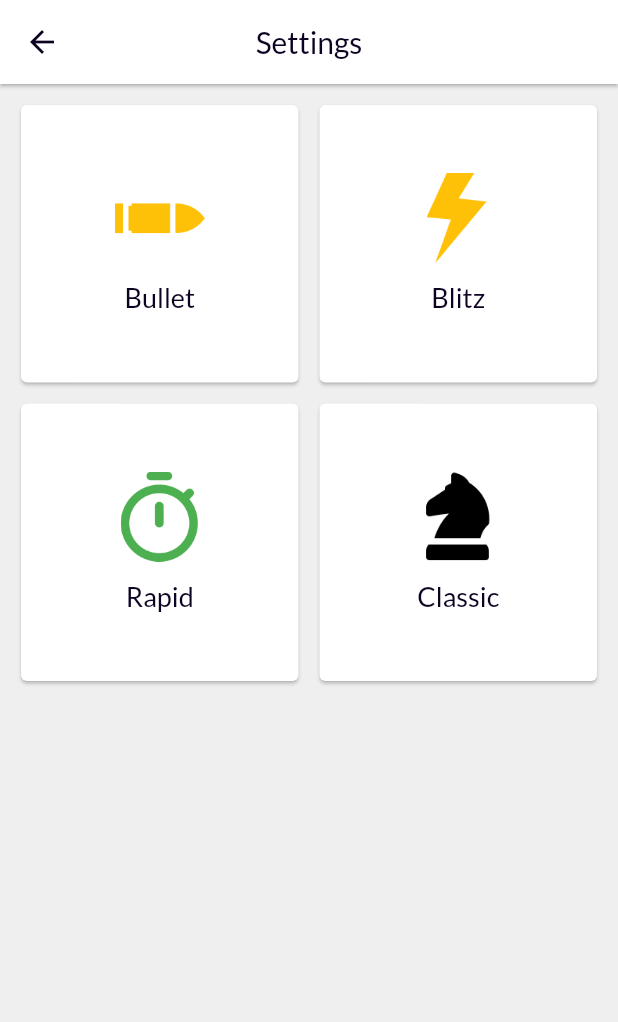
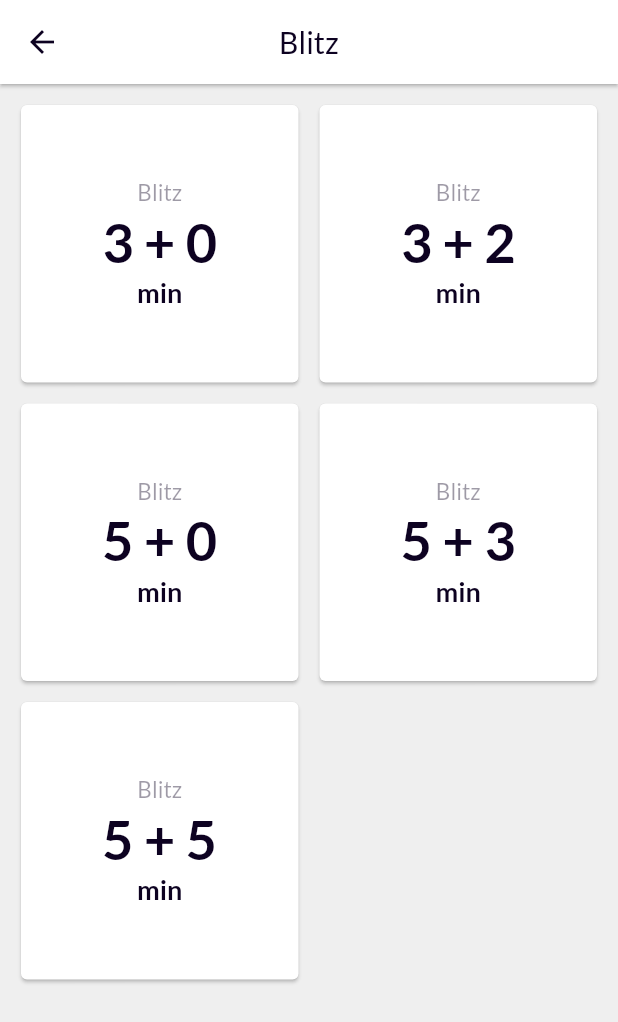
Before and after one commit to F-Y-E-F/chess.io, a Flutter app: the ChessTimerSettings screen opened directly, after a tap on "Blitz", on a phone screen of 412 x 824 dp. Shown: the top 1022 px of the screen. Run offline on Flutter 3.47's test engine with Material 2 defaults, Android fonts, the phone set to English and light mode, and no system bars; our stand-ins replace fl_chart, google_fonts; missing offline and left inert: pausable_timer.

Commit message:
add chess times to chess timer categories

```diff
--- /dev/null
+++ b/lib/data/models/chess_time/chess_time.dart
@@ -0,0 +1,9 @@
+
+
+class ChessTime{
+
+  int time;
+  int incrementTime;
+  ChessTime(this.time,this.incrementTime);
+
+}
--- /dev/null
+++ b/lib/data/models/chess_time/chess_time_category.dart
@@ -0,0 +1,40 @@
+import 'package:chess_io/data/models/chess_time/chess_time.dart';
+
+class ChessTimeCategory {
+  String title;
+  String image;
+  List<ChessTime> basicChessTimes;
+
+  ChessTimeCategory(this.title, this.image, this.basicChessTimes);
+
+  static List<ChessTimeCategory> getAllCategories() {
+    return [
+      ChessTimeCategory("Bullet", 'assets/images/bullet.png', [
+        ChessTime(1, 0),
+        ChessTime(1, 1),
+        ChessTime(1, 2),
+        ChessTime(2, 0),
+        ChessTime(2, 1),
+        ChessTime(3, 0)
+      ]),
+      ChessTimeCategory("Blitz", 'assets/images/blitz.png',  [
+        ChessTime(3, 0),
+        ChessTime(3, 2),
+        ChessTime(5, 0),
+        ChessTime(5, 3),
+        ChessTime(5, 5),
+      ]),
+      ChessTimeCategory("Rapid", 'assets/images/rapid.png', [
+        ChessTime(10, 0),
+        ChessTime(10, 5),
+        ChessTime(15,10),
+      ]),
+      ChessTimeCategory("Classic", 'assets/images/classic.png',  [
+        ChessTime(30, 0),
+        ChessTime(30, 20),
+        ChessTime(60, 0),
+        ChessTime(60, 30),
+      ]),
+    ];
+  }
+}
--- a/lib/data/models/chess_time_category.dart
+++ /dev/null
@@ -1,18 +0,0 @@
-
-class ChessTimeCategory{
-
-  String title;
-  String image;
-
-  ChessTimeCategory(this.title,this.image);
-
-   static List<ChessTimeCategory> getAllCategories(){
-    return [
-      ChessTimeCategory("Bullet", 'assets/images/bullet.png'),
-      ChessTimeCategory("Blitz", 'assets/images/blitz.png'),
-      ChessTimeCategory("Rapid", 'assets/images/rapid.png'),
-      ChessTimeCategory("Classic", 'assets/images/classic.png'),
-    ];
-  }
-
-}
--- a/lib/main.dart
+++ b/lib/main.dart
@@ -26,8 +26,6 @@ class MyApp extends StatelessWidget {
         title: 'Flutter Demo',
         theme: ThemeData(
             appBarTheme: AppBarTheme(
-                backwardsCompatibility: false,
-                systemOverlayStyle: SystemUiOverlayStyle(statusBarColor: Colors.white,),
                 color: Colors.white,
                 centerTitle: true,
                 iconTheme: IconThemeData(
--- /dev/null
+++ b/lib/ui/screens/chess_category_times.dart
@@ -0,0 +1,39 @@
+import 'package:chess_io/data/models/chess_time/chess_time.dart';
+import 'package:chess_io/ui/widgets/chess_time_card.dart';
+import 'package:flutter/cupertino.dart';
+import 'package:flutter/material.dart';
+import 'package:google_fonts/google_fonts.dart';
+
+class ChessCategoryTimes extends StatelessWidget {
+  final String title;
+  final List<ChessTime> times;
+
+  ChessCategoryTimes(this.title, this.times);
+
+  @override
+  Widget build(BuildContext context) {
+    return Scaffold(
+      appBar: AppBar(
+        title: Text(title,
+            style: GoogleFonts.lato(
+              color: const Color(0xff0D0221),
+            )),
+        centerTitle: true,
+      ),
+      body: SafeArea(
+          child: Padding(
+              padding: EdgeInsets.all(7),
+              child: GridView.count(
+                crossAxisCount: 2,
+                children: times
+                    .map((type) => ChessTimeCard(
+                        title,
+                        type.time.toString() +
+                            " + " +
+                            type.incrementTime.toString()))
+                    .toList(),
+                physics: BouncingScrollPhysics(),
+              ))),
+    );
+  }
+}
--- a/lib/ui/screens/chess_timer_settings.dart
+++ b/lib/ui/screens/chess_timer_settings.dart
@@ -1,5 +1,5 @@
-import 'package:chess_io/data/models/chess_time_category.dart';
-import 'package:chess_io/ui/widgets/chess_time_card.dart';
+import 'package:chess_io/data/models/chess_time/chess_time_category.dart';
+import 'package:chess_io/ui/widgets/chess_time_category_card.dart';
 import 'package:flutter/material.dart';
 import 'package:google_fonts/google_fonts.dart';
 
@@ -8,7 +8,10 @@ class ChessTimerSettings extends StatelessWidget {
   Widget build(BuildContext context) {
     return Scaffold(
         appBar: AppBar(
-          title: Text('Settings',style: GoogleFonts.lato(color: const Color(0xff0D0221),)),
+          title: Text('Settings',
+              style: GoogleFonts.lato(
+                color: const Color(0xff0D0221),
+              )),
           centerTitle: true,
         ),
         body: SafeArea(
@@ -16,7 +19,10 @@ class ChessTimerSettings extends StatelessWidget {
             padding: const EdgeInsets.all(7),
             child: GridView.count(
               crossAxisCount: 2,
-              children: ChessTimeCategory.getAllCategories().map((type) => ChessTimeCategoryCard(type.title,type.image)).toList(),
+              children: ChessTimeCategory.getAllCategories()
+                  .map((type) => ChessTimeCategoryCard(
+                      type.title, type.image, type.basicChessTimes))
+                  .toList(),
               physics: BouncingScrollPhysics(),
             ),
           ),
--- a/lib/ui/widgets/chess_time_card.dart
+++ b/lib/ui/widgets/chess_time_card.dart
@@ -1,10 +1,10 @@
 import 'package:flutter/material.dart';
+import 'package:google_fonts/google_fonts.dart';
 
-class ChessTimeCategoryCard extends StatelessWidget {
+class ChessTimeCard extends StatelessWidget {
   final String title;
-  final String image;
-
-  ChessTimeCategoryCard(this.title, this.image);
+  final String time;
+  ChessTimeCard(this.title,this.time);
 
   @override
   Widget build(BuildContext context) {
@@ -14,26 +14,18 @@ class ChessTimeCategoryCard extends StatelessWidget {
         margin: const EdgeInsets.all(7),
         color: Colors.white,
         child: Column(mainAxisAlignment: MainAxisAlignment.center, children: [
-          Image.asset(
-            image,
-            height: 60,
-            fit: BoxFit.fill,
-            color: image == 'assets/images/classic.png'
-                ? Colors.black
-                : image == 'assets/images/rapid.png'
-                    ? Colors.green
-                    : Colors.amber,
-          ),
+          Text(title,style: GoogleFonts.lato(color: Theme.of(context).primaryColor.withOpacity(0.4),fontSize: 15)),
           Padding(
-            padding: const EdgeInsets.only(top: 12.0),
+            padding: const EdgeInsets.all(2.0),
             child: Text(
-              title,
+              time,
               style: Theme.of(context)
                   .textTheme
-                  .headline6
-                  .copyWith(color: Theme.of(context).primaryColor),
+                  .headline4
+                  .copyWith(color: Theme.of(context).primaryColor,fontWeight: FontWeight.bold,fontSize: 36),
             ),
-          )
+          ),
+          Text('min',style: GoogleFonts.lato(color: Theme.of(context).primaryColor,fontWeight: FontWeight.bold,fontSize: 18),),
         ]),
       ),
     );
--- /dev/null
+++ b/lib/ui/widgets/chess_time_category_card.dart
@@ -0,0 +1,45 @@
+import 'package:chess_io/data/models/chess_time/chess_time.dart';
+import 'package:chess_io/ui/helpers/custom_page_transition.dart';
+import 'package:chess_io/ui/screens/chess_category_times.dart';
+import 'package:flutter/material.dart';
+
+class ChessTimeCategoryCard extends StatelessWidget {
+  final String title;
+  final String image;
+  final List<ChessTime> times;
+
+  ChessTimeCategoryCard(this.title, this.image,this.times);
+
+  @override
+  Widget build(BuildContext context) {
+    return GestureDetector(
+      onTap: () => Navigator.of(context).push(CustomPageTransition(page:ChessCategoryTimes(title,times))),
+      child: Card(
+        margin: const EdgeInsets.all(7),
+        color: Colors.white,
+        child: Column(mainAxisAlignment: MainAxisAlignment.center, children: [
+          Image.asset(
+            image,
+            height: 60,
+            fit: BoxFit.fill,
+            color: image == 'assets/images/classic.png'
+                ? Colors.black
+                : image == 'assets/images/rapid.png'
+                    ? Colors.green
+                    : Colors.amber,
+          ),
+          Padding(
+            padding: const EdgeInsets.only(top: 12.0),
+            child: Text(
+              title,
+              style: Theme.of(context)
+                  .textTheme
+                  .headline6
+                  .copyWith(color: Theme.of(context).primaryColor),
+            ),
+          )
+        ]),
+      ),
+    );
+  }
+}
```
